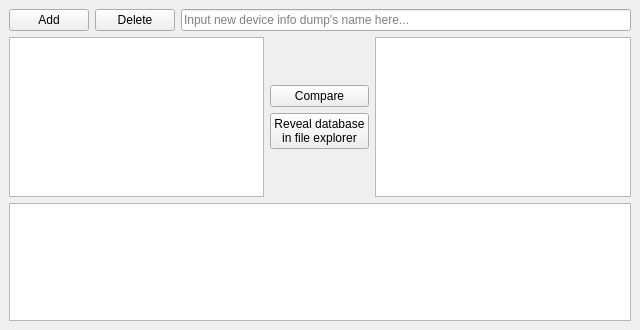
Qt form ui/deviceinfocompare.ui (alex-rusakevich/deviceinfocompare) before a commit.
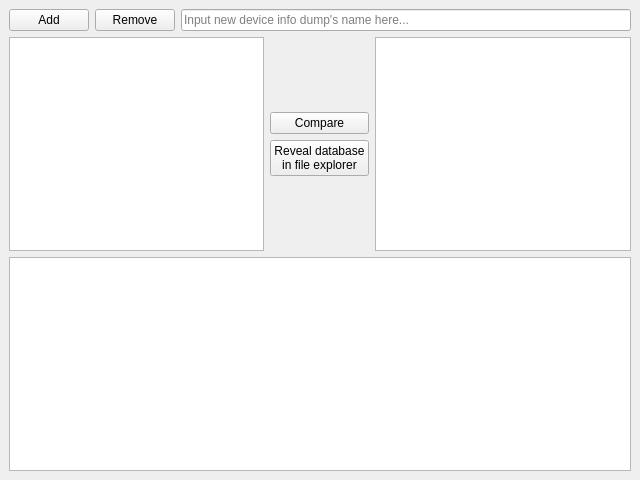
The same form after that commit. Icons and pictures are not drawn.

Commit message: #patch add and remove buttons work no!

```diff
--- a/ui/deviceinfocompare.ui
+++ b/ui/deviceinfocompare.ui
@@ -7,7 +7,7 @@
     <x>0</x>
     <y>0</y>
     <width>640</width>
-    <height>330</height>
+    <height>480</height>
    </rect>
   </property>
   <property name="windowTitle">
@@ -43,7 +43,7 @@
          </size>
         </property>
         <property name="text">
-         <string>Delete</string>
+         <string>Remove</string>
         </property>
         <property name="icon">
          <iconset>
@@ -63,7 +63,14 @@
     <item>
      <layout class="QHBoxLayout" name="horizontalLayout_2">
       <item>
-       <widget class="QListView" name="leftListView"/>
+       <widget class="QListView" name="leftListView">
+        <property name="maximumSize">
+         <size>
+          <width>16777215</width>
+          <height>16777215</height>
+         </size>
+        </property>
+       </widget>
       </item>
       <item>
        <layout class="QVBoxLayout" name="verticalLayout_2">
@@ -119,7 +126,14 @@
        </layout>
       </item>
       <item>
-       <widget class="QListView" name="rightListView"/>
+       <widget class="QListView" name="rightListView">
+        <property name="maximumSize">
+         <size>
+          <width>16777215</width>
+          <height>16777215</height>
+         </size>
+        </property>
+       </widget>
       </item>
      </layout>
     </item>
@@ -128,7 +142,7 @@
       <property name="maximumSize">
        <size>
         <width>16777215</width>
-        <height>150</height>
+        <height>16777215</height>
        </size>
       </property>
       <property name="readOnly">
```
Left out of the diff: 2 changed lines with no effect on the pictures. The commit also changes 4 other files.
